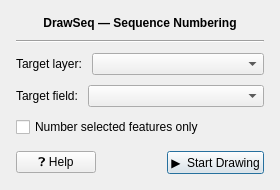
First picture: the form in DrawSeq_dialog.ui, repository abhishek-GIS/DrawSeq, before the edit.
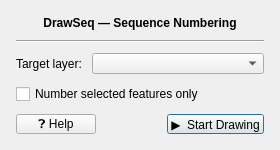
Second picture: the form after the edit.

Commit message:
Update to version 1.5.2: QGIS 4 & 6 compatibility and new UI
- Added full compatibility for both QGIS 3 (Qt5) and QGIS 4 (Qt6)
- Upgraded Review Dialog with Target Field selection and Reuse functionality
- Improved numbering accuracy logic
- Updated README and metadata

Diff of the .ui file:
```diff
--- a/DrawSeq_dialog.ui
+++ b/DrawSeq_dialog.ui
@@ -7,7 +7,7 @@
     <x>0</x>
     <y>0</y>
     <width>280</width>
-    <height>190</height>
+    <height>150</height>
    </rect>
   </property>
   <property name="windowTitle">
@@ -16,7 +16,7 @@
   <property name="minimumSize">
    <size>
     <width>280</width>
-    <height>190</height>
+    <height>150</height>
    </size>
   </property>
   <layout class="QVBoxLayout" name="mainLayout">
@@ -86,33 +86,6 @@
     </layout>
    </item>
 
-   <!-- Field selection row -->
-   <item>
-    <layout class="QHBoxLayout" name="fieldRow">
-     <item>
-      <widget class="QLabel" name="fieldLabel">
-       <property name="text">
-        <string>Target field:</string>
-       </property>
-      </widget>
-     </item>
-     <item>
-      <widget class="QComboBox" name="fieldComboBox">
-       <property name="sizePolicy">
-        <sizepolicy hsizetype="Expanding" vsizetype="Fixed">
-         <horstretch>1</horstretch>
-         <verstretch>0</verstretch>
-        </sizepolicy>
-       </property>
-       <property name="toolTip">
-        <string>Select an existing field or type a new one to store sequence numbers</string>
-       </property>
-      </widget>
-     </item>
-    </layout>
-   </item>
-
-   <!-- Selected-only checkbox -->
    <item>
     <widget class="QCheckBox" name="selectedOnlyCheckBox">
      <property name="text">
```
Left out of the diff: 17 changed lines with no effect on the pictures. The commit also changes 5 other files.
